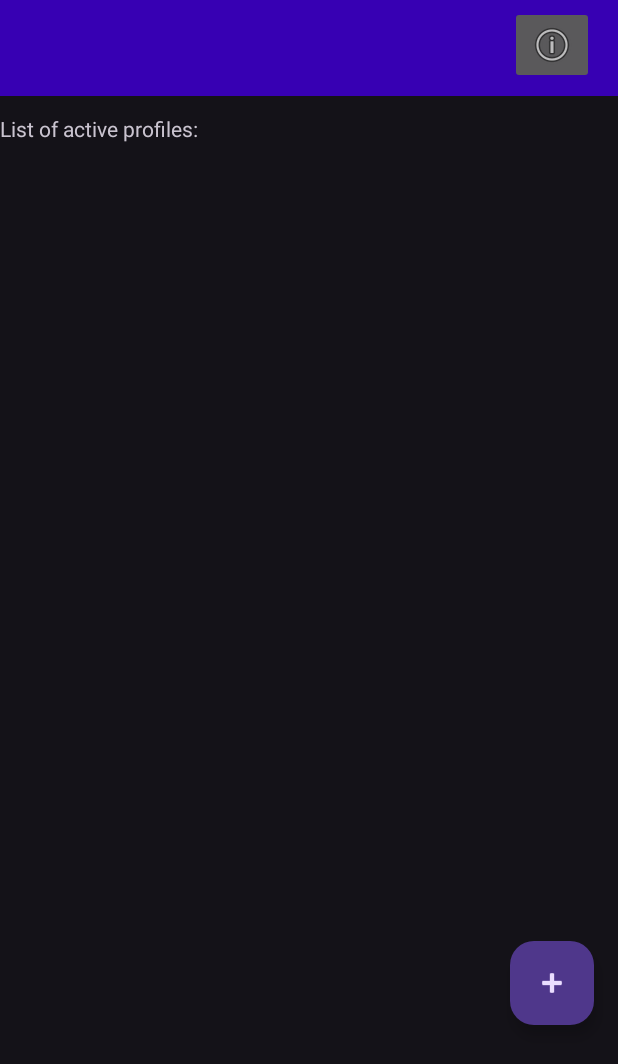
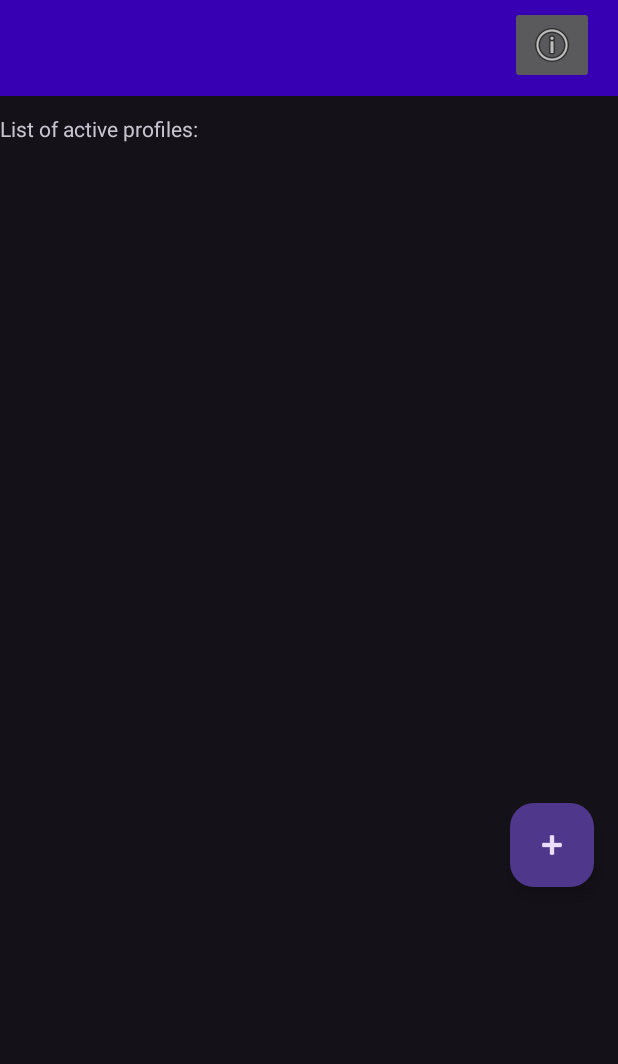
Before and after one commit to SFarhatComp/AlcoholSensor, an Android app: the screen it shows after launch (MainActivity), on a phone screen of 412 x 824 dp. Shown: the top 1064 px of the screen. Run offline under Robolectric (Android 15) with nearby library versions, the phone set to English and light mode, and no system bars; our stand-ins replace Room's generated code; 1 statement that could not run was skipped.

Commit message:
Layout glitched for some reason

```diff
--- a/app/src/main/res/layout/activity_main.xml
+++ b/app/src/main/res/layout/activity_main.xml
@@ -23,7 +23,7 @@
         android:layout_height="599dp"
         android:layout_marginTop="52dp"
         app:layout_constraintEnd_toEndOf="parent"
-        app:layout_constraintHorizontal_bias="0.636"
+        app:layout_constraintHorizontal_bias="1.0"
         app:layout_constraintStart_toStartOf="parent"
         app:layout_constraintTop_toBottomOf="@+id/toolbar" />
 
@@ -32,7 +32,7 @@
         android:layout_width="82dp"
         android:layout_height="0dp"
         android:layout_marginEnd="16dp"
-        android:layout_marginBottom="32dp"
+        android:layout_marginBottom="124dp"
         android:clickable="true"
         android:focusable="true"
         android:tint="#C5B1B1"
```
